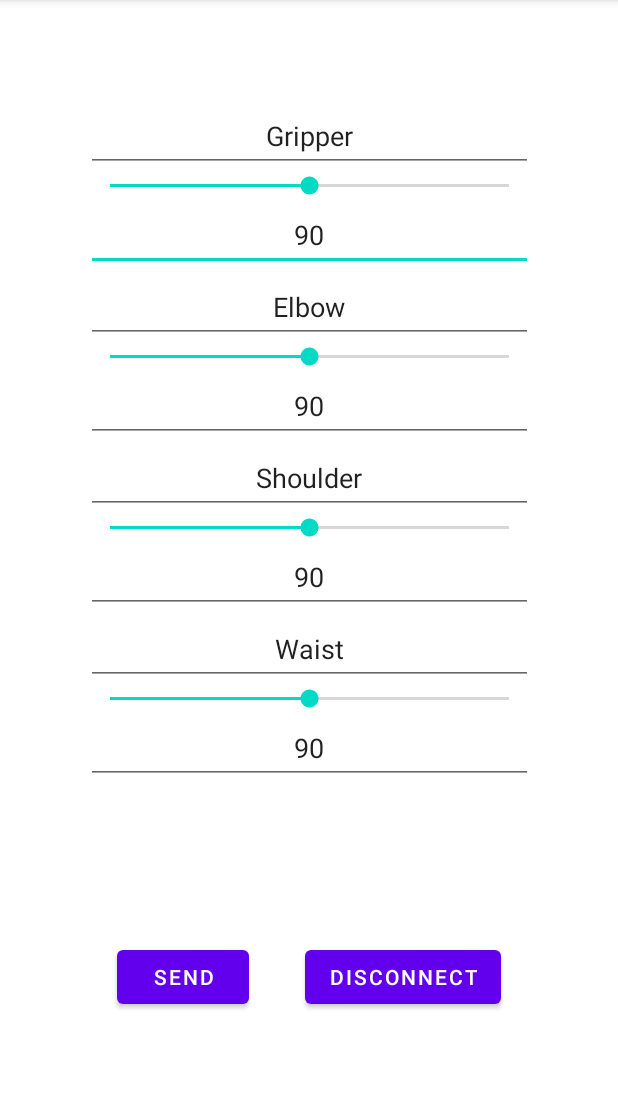
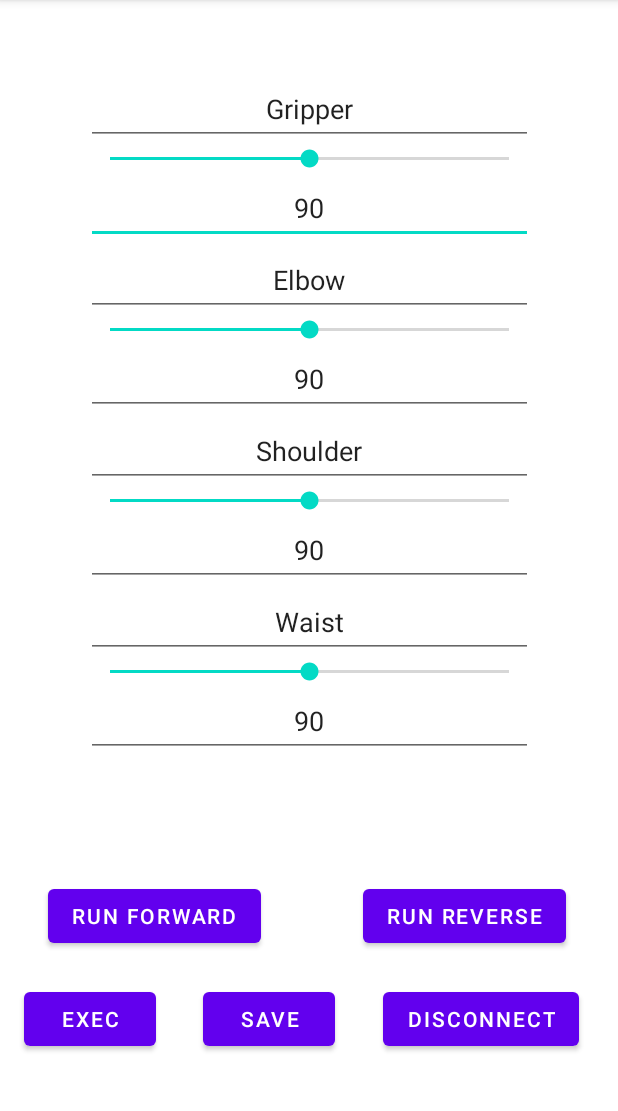
Before and after one commit to gdimitriu/miniarm, an Android app: the screen it shows after launch (MainActivity), on a phone screen of 412 x 824 dp, the part 84-1195 px from its top. Run offline under Robolectric (Android 15) with nearby library versions, the phone set to English and light mode, and no system bars.

Commit message:
working version

```diff
--- a/app/src/main/java/io/github/gdimitriu/miniarmcontrolcenter/MiniarmControlFragment.kt
+++ b/app/src/main/java/io/github/gdimitriu/miniarmcontrolcenter/MiniarmControlFragment.kt
@@ -40,10 +40,16 @@ class MiniarmControlFragment : Fragment() {
     private lateinit var waistBar : SeekBar
     private lateinit var currentWaist : EditText
     private var isCurrentWaistChanged : Boolean = false
-    //send
-    private lateinit var sendButton : Button
+    //exec
+    private lateinit var execButton : Button
     //disconnect
     private lateinit var disconnectButton : Button
+    //run forward
+    private lateinit var runForwardButton : Button
+    //run reverse
+    private lateinit var runReverseButton : Button
+    //save
+    private lateinit var saveButton : Button
     private var isStart : Boolean = false
 
     @SuppressLint("ClickableViewAccessibility")
@@ -237,42 +243,98 @@ class MiniarmControlFragment : Fragment() {
         }
         currentWaist.setText(miniarmSettingsViewModel.currentWaist)
         currentWaist.addTextChangedListener(waistWatcher)
-        sendButton = view.findViewById(R.id.send)
-        sendButton.setOnTouchListener { view, motionEvent ->
+        //exec button
+        execButton = view.findViewById(R.id.miniarm_exec)
+        execButton.setOnTouchListener { view, motionEvent ->
             val event = motionEvent as MotionEvent
             if (event.actionMasked == MotionEvent.ACTION_DOWN) {
                 if (isCurrentWaistChanged) {
                     if (sendOneWayCommandToMiniarm(String.format("w%s#\n",miniarmSettingsViewModel.currentWaist))) {
-                        Log.d(TAG, "Waist send")
+                        Log.d(TAG, "Waist exec")
                         isCurrentWaistChanged = false
                     }
                 }
                 if (isCurrentShoulderChanged) {
                     if (sendOneWayCommandToMiniarm(String.format("s%s#\n",miniarmSettingsViewModel.currentShoulder))) {
-                        Log.d(TAG, "Shoulder send")
+                        Log.d(TAG, "Shoulder exec")
                         isCurrentShoulderChanged = false
                     }
                 }
                 if (isCurrentElbowChanged) {
                     if (sendOneWayCommandToMiniarm(String.format("e%s#\n",miniarmSettingsViewModel.currentElbow))) {
-                        Log.d(TAG, "Elbow send")
+                        Log.d(TAG, "Elbow exec")
                         isCurrentElbowChanged = false
                     }
                 }
                 if (isCurrentGripperChanged) {
                     if (sendOneWayCommandToMiniarm(String.format("g%s#\n",miniarmSettingsViewModel.currentGripper))) {
-                        Log.d(TAG, "Gripper send")
+                        Log.d(TAG, "Gripper exec")
                         isCurrentGripperChanged = false
                     }
                 }
             }
             return@setOnTouchListener false
         }
+        //disconnect button
         disconnectButton = view.findViewById(R.id.miniarm_disconnect)
         disconnectButton.setOnTouchListener { view, motionEvent ->
             val event = motionEvent as MotionEvent
             if (event.actionMasked == MotionEvent.ACTION_DOWN) {
                 miniarmSettingsViewModel.closeSockets()
+            }
+            return@setOnTouchListener false
+        }
+        //save button
+        saveButton = view.findViewById(R.id.miniarm_save)
+        saveButton.setOnTouchListener { view, motionEvent ->
+            val event = motionEvent as MotionEvent
+            if (event.actionMasked == MotionEvent.ACTION_DOWN) {
+                if (isCurrentWaistChanged) {
+                    if (sendOneWayCommandToMiniarm(String.format("Sw%s#\n",miniarmSettingsViewModel.currentWaist))) {
+                        Log.d(TAG, "Waist saved")
+                        isCurrentWaistChanged = false
+                    }
+                }
+                if (isCurrentShoulderChanged) {
+                    if (sendOneWayCommandToMiniarm(String.format("Ss%s#\n",miniarmSettingsViewModel.currentShoulder))) {
+                        Log.d(TAG, "Shoulder saved")
+                        isCurrentShoulderChanged = false
+                    }
+                }
+                if (isCurrentElbowChanged) {
+                    if (sendOneWayCommandToMiniarm(String.format("Se%s#\n",miniarmSettingsViewModel.currentElbow))) {
+                        Log.d(TAG, "Elbow saved")
+                        isCurrentElbowChanged = false
+                    }
+                }
+                if (isCurrentGripperChanged) {
+                    if (sendOneWayCommandToMiniarm(String.format("Sg%s#\n",miniarmSettingsViewModel.currentGripper))) {
+                        Log.d(TAG, "Gripper saved")
+                        isCurrentGripperChanged = false
+                    }
+                }
+            }
+            return@setOnTouchListener false
+        }
+        //run forward
+        runForwardButton = view.findViewById(R.id.miniarm_run_forward)
+        runForwardButton.setOnTouchListener { view, motionEvent ->
+            val event = motionEvent as MotionEvent
+            if (event.actionMasked == MotionEvent.ACTION_DOWN) {
+                if (sendOneWayCommandToMiniarm(String.format("Rf#\n"))) {
+                    Log.d(TAG, "Run forward")
+                }
+            }
+            return@setOnTouchListener false
+        }
+        //run reverse
+        runReverseButton = view.findViewById(R.id.miniarm_run_reverse)
+        runReverseButton.setOnTouchListener { view, motionEvent ->
+            val event = motionEvent as MotionEvent
+            if (event.actionMasked == MotionEvent.ACTION_DOWN) {
+                if (sendOneWayCommandToMiniarm(String.format("Rr#\n"))) {
+                    Log.d(TAG, "Run reverse")
+                }
             }
             return@setOnTouchListener false
         }
--- a/app/src/main/res/layout/miniarm_control.xml
+++ b/app/src/main/res/layout/miniarm_control.xml
@@ -163,38 +163,81 @@
 
     <androidx.constraintlayout.widget.ConstraintLayout
         android:id="@+id/miniarm_send_close"
+        android:layout_width="409dp"
+        android:layout_height="154dp"
         android:orientation="vertical"
         app:layout_constraintBottom_toBottomOf="parent"
-        app:layout_constraintTop_toBottomOf="@id/movement_control"
         app:layout_constraintEnd_toEndOf="parent"
+        app:layout_constraintHorizontal_bias="0.0"
         app:layout_constraintStart_toStartOf="parent"
-        android:layout_height="100dp"
-        android:layout_width="300dp">
+        app:layout_constraintTop_toBottomOf="@id/movement_control">
+
         <Button
-            android:id="@+id/send"
+            android:id="@+id/miniarm_run_forward"
+            android:layout_width="wrap_content"
+            android:layout_height="wrap_content"
+            android:layout_marginStart="32dp"
+            android:layout_marginTop="16dp"
+            android:layout_marginEnd="16dp"
+            android:layout_marginBottom="16dp"
+            android:text="@string/miniarm_run_forward"
+            app:layout_constraintBottom_toTopOf="@+id/miniarm_exec"
+            app:layout_constraintStart_toStartOf="parent"
+            app:layout_constraintTop_toTopOf="parent" />
+
+        <Button
+            android:id="@+id/miniarm_run_reverse"
             android:layout_width="wrap_content"
             android:layout_height="wrap_content"
             android:layout_marginStart="16dp"
             android:layout_marginTop="16dp"
-            android:layout_marginEnd="16dp"
+            android:layout_marginEnd="32dp"
             android:layout_marginBottom="16dp"
-            android:text="@string/miniarm_send"
+            android:text="@string/miniarm_run_reverse"
+            app:layout_constraintBottom_toTopOf="@+id/miniarm_disconnect"
+            app:layout_constraintEnd_toEndOf="parent"
+            app:layout_constraintTop_toTopOf="parent" />
+
+        <Button
+            android:id="@+id/miniarm_exec"
+            android:layout_width="wrap_content"
+            android:layout_height="wrap_content"
+            android:layout_marginStart="0dp"
+            android:layout_marginTop="16dp"
+            android:layout_marginEnd="8dp"
+            android:layout_marginBottom="16dp"
+            android:text="@string/miniarm_exec"
+            app:layout_constraintBottom_toBottomOf="parent"
+            app:layout_constraintEnd_toStartOf="@id/miniarm_save"
+            app:layout_constraintStart_toStartOf="parent"
+            />
+
+        <Button
+            android:id="@+id/miniarm_save"
+            android:layout_width="wrap_content"
+            android:layout_height="wrap_content"
+            android:layout_marginStart="8dp"
+            android:layout_marginTop="16dp"
+            android:layout_marginEnd="8dp"
+            android:layout_marginBottom="16dp"
+            android:text="@string/miniarm_save"
+            app:layout_constraintBottom_toBottomOf="parent"
             app:layout_constraintEnd_toStartOf="@id/miniarm_disconnect"
-            app:layout_constraintStart_toStartOf="parent"
-            app:layout_constraintTop_toTopOf="parent"
-            app:layout_constraintBottom_toBottomOf="parent" />
+            app:layout_constraintStart_toEndOf="@id/miniarm_exec"
+            />
+
         <Button
             android:id="@+id/miniarm_disconnect"
             android:layout_width="wrap_content"
             android:layout_height="wrap_content"
-            android:layout_marginStart="16dp"
+            android:layout_marginStart="8dp"
             android:layout_marginTop="16dp"
-            android:layout_marginEnd="16dp"
+            android:layout_marginEnd="8dp"
             android:layout_marginBottom="16dp"
             android:text="@string/miniarm_disconnect"
             app:layout_constraintBottom_toBottomOf="parent"
             app:layout_constraintEnd_toEndOf="parent"
-            app:layout_constraintStart_toEndOf="@id/send"
-            app:layout_constraintTop_toTopOf="parent" />
+            app:layout_constraintStart_toEndOf="@id/miniarm_save"
+            />
     </androidx.constraintlayout.widget.ConstraintLayout>
 </androidx.constraintlayout.widget.ConstraintLayout>
--- a/app/src/main/res/values/strings.xml
+++ b/app/src/main/res/values/strings.xml
@@ -4,7 +4,10 @@
     <string name="miniarm_ble_name">Name</string>
     <string name="miniarm_ble_mac">MAC</string>
     <string name="miniarm_connection_menu">Connect to</string>
-    <string name="miniarm_send">Send</string>
+    <string name="miniarm_exec">Exec</string>
+    <string name="miniarm_run_forward">Run Forward</string>
+    <string name="miniarm_run_reverse">Run Reverse</string>
+    <string name="miniarm_save">Save</string>
     <string name="miniarm_disconnect">Disconnect</string>
     <string name="default_gripper">90</string>
     <string name="gripper_name_text">Gripper</string>
```
